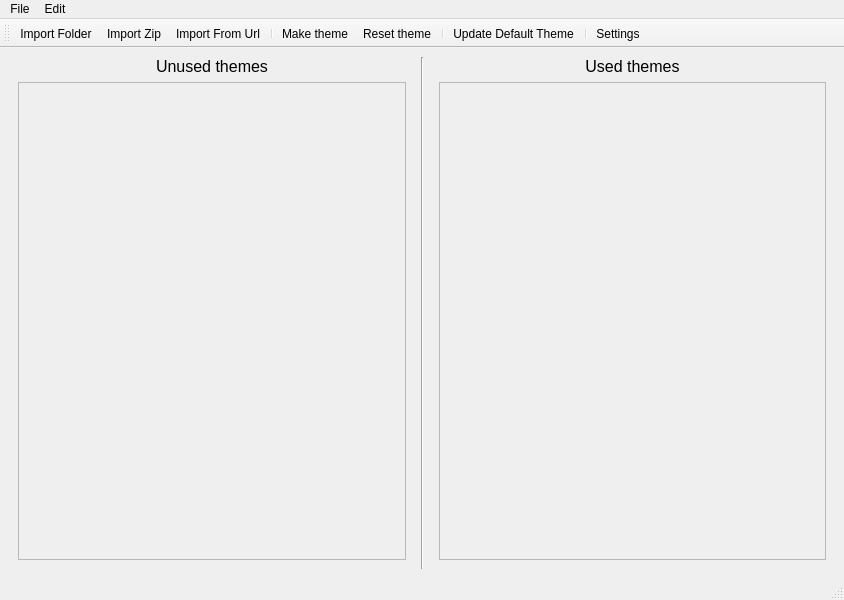
This is ui/mainwindow.ui in DrLutzi/wakfu-theme-manager as Qt 5 draws it before an edit. The edited form follows.
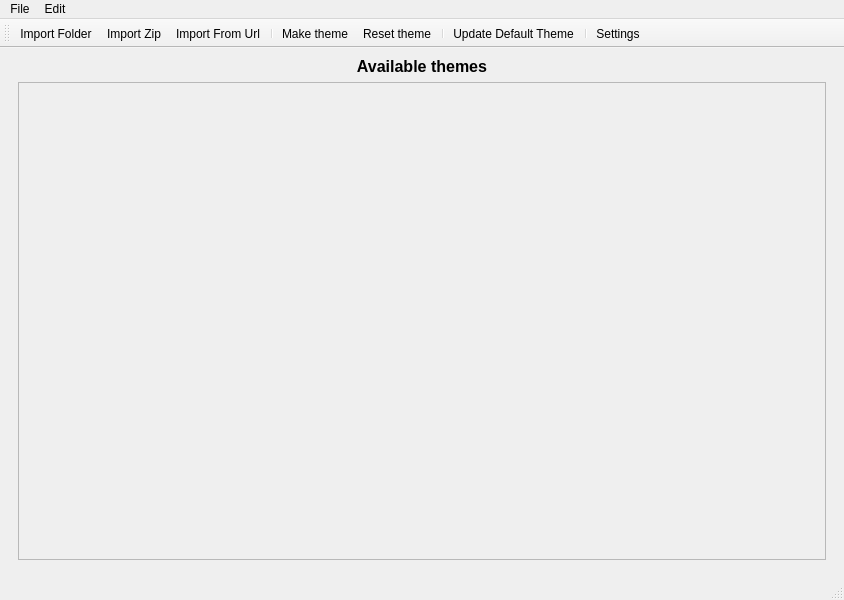
This is the edited form. Icons and pictures are not drawn.

Diff of the .ui file:
```diff
--- a/ui/mainwindow.ui
+++ b/ui/mainwindow.ui
@@ -18,64 +18,6 @@
     <property name="topMargin">
      <number>9</number>
     </property>
-    <item>
-     <widget class="QWidget" name="widget_scrollArea_stash" native="true">
-      <layout class="QVBoxLayout" name="verticalLayout_4">
-       <property name="topMargin">
-        <number>0</number>
-       </property>
-       <item>
-        <widget class="QLabel" name="label_stash">
-         <property name="text">
-          <string>&lt;html&gt;&lt;head/&gt;&lt;body&gt;&lt;p&gt;&lt;span style=&quot; font-size:12pt;&quot;&gt;Unused themes&lt;/span&gt;&lt;/p&gt;&lt;/body&gt;&lt;/html&gt;</string>
-         </property>
-         <property name="alignment">
-          <set>Qt::AlignCenter</set>
-         </property>
-        </widget>
-       </item>
-       <item>
-        <widget class="QScrollArea" name="scrollArea_stash">
-         <property name="minimumSize">
-          <size>
-           <width>128</width>
-           <height>0</height>
-          </size>
-         </property>
-         <property name="acceptDrops">
-          <bool>true</bool>
-         </property>
-         <property name="horizontalScrollBarPolicy">
-          <enum>Qt::ScrollBarAlwaysOff</enum>
-         </property>
-         <property name="widgetResizable">
-          <bool>true</bool>
-         </property>
-         <widget class="QWidget" name="scrollAreaWidgetContents_stash">
-          <property name="geometry">
-           <rect>
-            <x>0</x>
-            <y>0</y>
-            <width>386</width>
-            <height>457</height>
-           </rect>
-          </property>
-          <property name="acceptDrops">
-           <bool>true</bool>
-          </property>
-         </widget>
-        </widget>
-       </item>
-      </layout>
-     </widget>
-    </item>
-    <item>
-     <widget class="Line" name="line">
-      <property name="orientation">
-       <enum>Qt::Vertical</enum>
-      </property>
-     </widget>
-    </item>
     <item>
      <widget class="QWidget" name="widget_scrollArea_used" native="true">
       <layout class="QVBoxLayout" name="verticalLayout_2">
@@ -85,7 +27,7 @@
        <item>
         <widget class="QLabel" name="label_used">
          <property name="text">
-          <string>&lt;html&gt;&lt;head/&gt;&lt;body&gt;&lt;p&gt;&lt;span style=&quot; font-size:12pt;&quot;&gt;Used themes&lt;/span&gt;&lt;/p&gt;&lt;/body&gt;&lt;/html&gt;</string>
+          <string>&lt;html&gt;&lt;head/&gt;&lt;body&gt;&lt;p&gt;&lt;span style=&quot; font-size:12pt; font-weight:700;&quot;&gt;Available themes&lt;/span&gt;&lt;/p&gt;&lt;/body&gt;&lt;/html&gt;</string>
          </property>
          <property name="alignment">
           <set>Qt::AlignCenter</set>
@@ -111,8 +53,8 @@
            <rect>
             <x>0</x>
             <y>0</y>
-            <width>385</width>
-            <height>457</height>
+            <width>806</width>
+            <height>422</height>
            </rect>
           </property>
           <property name="acceptDrops">
```
Left out of the diff: 11 changed lines with no effect on the pictures.
